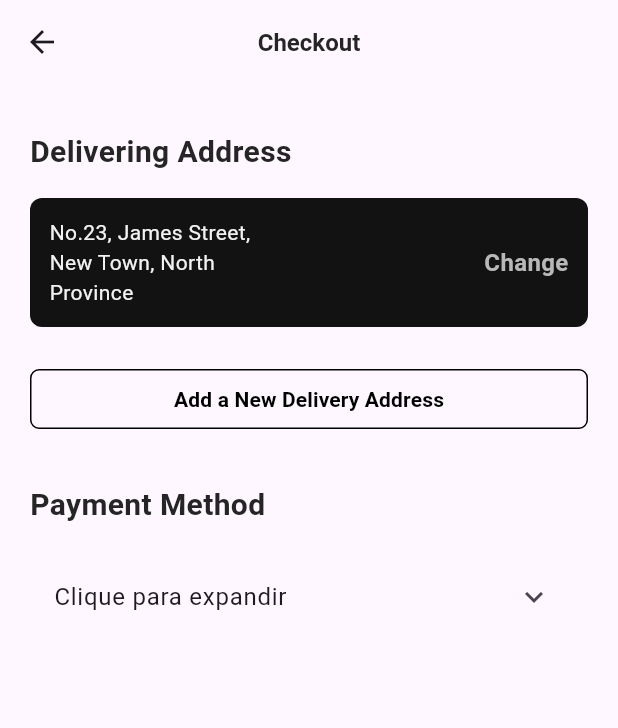
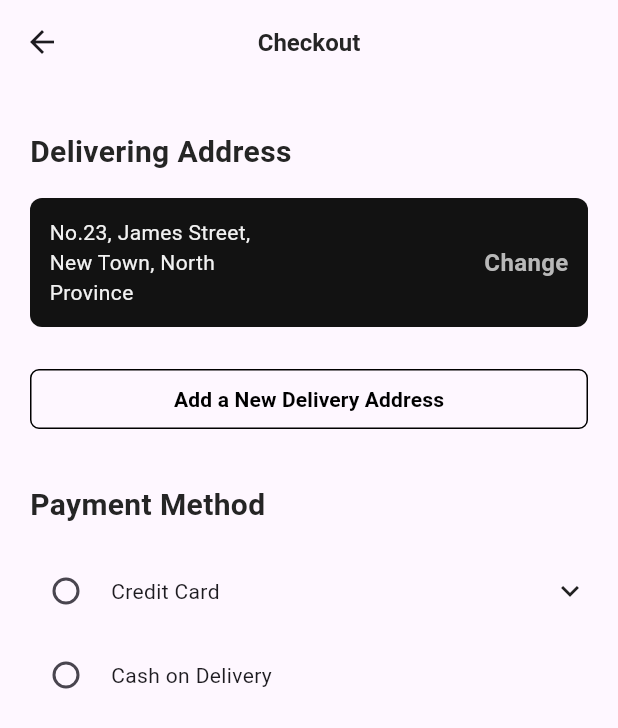
Before and after one commit to methob/my-bookstore-flutter, a Flutter app: the Checkoutscreen screen opened directly, on a phone screen of 412 x 824 dp. Shown: the top 728 px of the screen. Run offline on Flutter 3.47's test engine with Material 3 defaults, Android fonts, the phone set to English and light mode, and no system bars; our stand-ins replace auto_route, bloc, dio, flutter_bloc, get_it, injectable and 1 more.

Commit message:
feat: adjust cart screen (ongoing)

```diff
--- a/lib/ui/screen/cart/CheckoutScreen.dart
+++ b/lib/ui/screen/cart/CheckoutScreen.dart
@@ -7,6 +7,7 @@ class Checkoutscreen extends StatelessWidget {
   Checkoutscreen({super.key});
 
   final ValueNotifier<bool> _isExpanded = ValueNotifier<bool>(false);
+  final ValueNotifier<String?> _isChecked = ValueNotifier<String?>("false");
 
   @override
   Widget build(BuildContext context) {
@@ -81,17 +82,34 @@ class Checkoutscreen extends StatelessWidget {
                     fontWeight: FontWeight.w600,
                     color: AppColors.simpleBlack)),
             const SizedBox(height: 19),
+            ValueListenableBuilder<String?>(
+                valueListenable: _isChecked,
+                builder: (context, isChecked, child) {
+                  return Column(
+                    children: [
                       ValueListenableBuilder<bool>(
                       valueListenable: _isExpanded,
                       builder: (context, isExpandedParam, child) {
                         return Column(
+                          crossAxisAlignment: CrossAxisAlignment.start,
                           children: [
-                      ListTile(
-                        title: const Text("Clique para expandir"),
-                        trailing: const Icon(Icons.keyboard_arrow_down),
-                        onTap: () {
-                          _isExpanded.value = !isExpandedParam;
+                            InkWell(
+                              onTap: () => {
+                                _isExpanded.value = !isExpandedParam
                               },
+                              child: Row(children: [
+                                Radio<String>(
+                                  value: "Credit Card",
+                                  groupValue: isChecked,
+                                  onChanged: (value) {
+                                    _isChecked.value = value;
+                                  },
+                                ),
+                                SizedBox(width: 6),
+                                Text("Credit Card"),
+                                Spacer(),
+                                const Icon(Icons.keyboard_arrow_down)
+                              ]),
                             ),
                             AnimatedContainer(
                               duration: const Duration(milliseconds: 300),
@@ -99,10 +117,25 @@ class Checkoutscreen extends StatelessWidget {
                               curve: Curves.easeInOut,
                               child: Container(
                                 color: Colors.grey[200],
-                          padding: const EdgeInsets.all(16.0),
+                                margin: const EdgeInsets.only(top: 16.0),
                                 child: const Text("Este é o conteúdo expandido."),
                               ),
-                      )
+                            ),
+                          ],
+                        );
+                      }),
+                      const SizedBox(height: 8 ),
+                      Row(children: [
+                        Radio<String>(
+                          value: "Cash on Delivery",
+                          groupValue: isChecked,
+                          onChanged: (value) {
+                              _isChecked.value = value;
+                          },
+                        ),
+                        SizedBox(width: 6),
+                        Text("Cash on Delivery"),
+                      ]),
                     ],
                   );
                 }),
```
Lines whose indentation alone changed are shown as unchanged.
